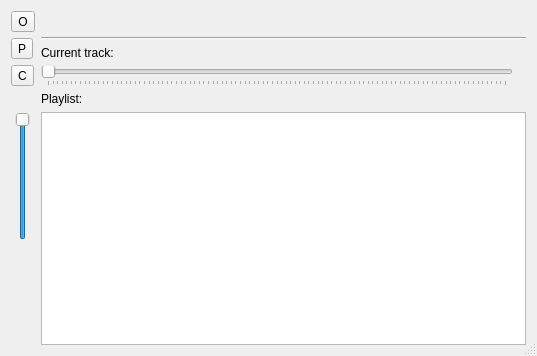
edubois/mvp-player, file libraries/mvp-player-qtgui/src/mvp-player-qtgui/ui/MVPPlayerDialog.ui: the form before one commit.
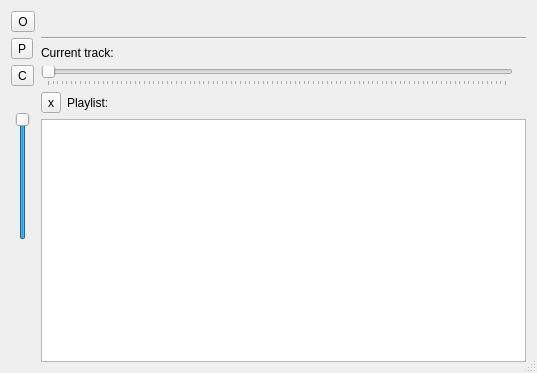
The form after the commit. Icons and pictures are not drawn.

Commit message: mvp-player-all: new 'clear playlist' button.

Diff of the .ui file:
```diff
--- a/libraries/mvp-player-qtgui/src/mvp-player-qtgui/ui/MVPPlayerDialog.ui
+++ b/libraries/mvp-player-qtgui/src/mvp-player-qtgui/ui/MVPPlayerDialog.ui
@@ -7,7 +7,7 @@
     <x>0</x>
     <y>0</y>
     <width>537</width>
-    <height>356</height>
+    <height>373</height>
    </rect>
   </property>
   <property name="windowTitle">
@@ -26,7 +26,7 @@
   <property name="modal">
    <bool>true</bool>
   </property>
-  <layout class="QHBoxLayout" name="horizontalLayout_4">
+  <layout class="QHBoxLayout" name="horizontalLayout_5">
    <item>
     <layout class="QVBoxLayout" name="verticalLayout_3">
      <item>
@@ -243,11 +243,26 @@
       </layout>
      </item>
      <item>
+      <layout class="QHBoxLayout" name="horizontalLayout_4">
+       <item>
+        <widget class="QToolButton" name="btnClearPlaylist">
+         <property name="text">
+          <string>x</string>
+         </property>
+         <property name="icon">
+          <iconset resource="../resources/mvpplayer.qrc">
+           <normaloff>:/mvpplayer/action/cancel.png</normaloff>:/mvpplayer/action/cancel.png</iconset>
+         </property>
+        </widget>
+       </item>
+       <item>
       <widget class="QLabel" name="lblPlaylist">
        <property name="text">
         <string>Playlist:</string>
        </property>
       </widget>
+       </item>
+      </layout>
      </item>
      <item>
       <widget class="QListWidget" name="playlist">
```
Lines whose indentation alone changed are shown as unchanged. The commit also changes 19 other files.
